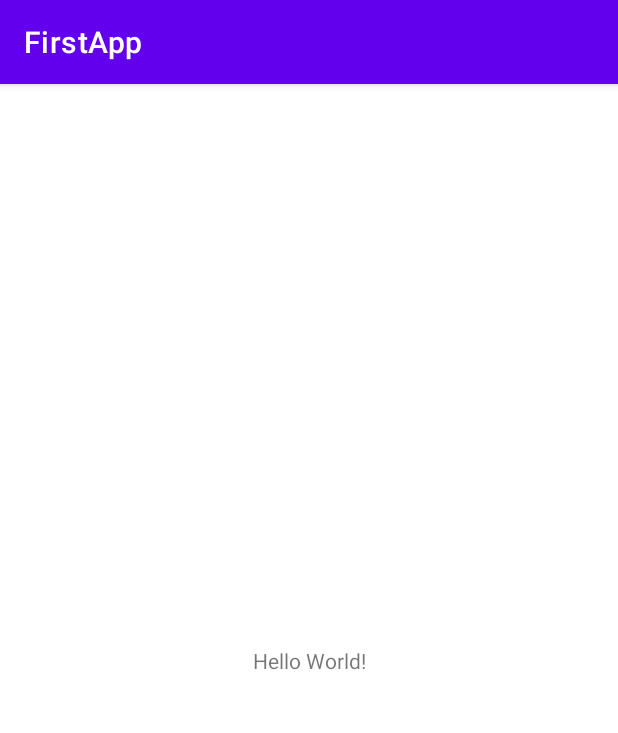
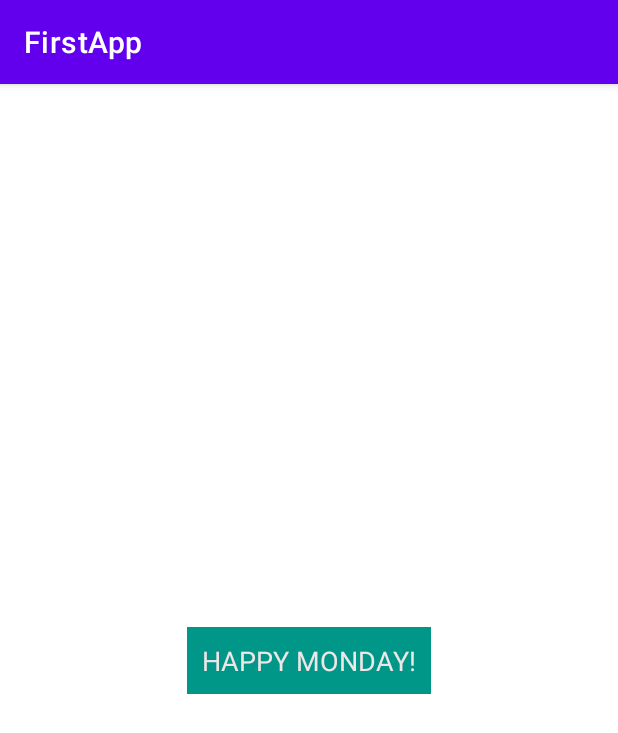
Before and after one commit to valdetad/FirstApp, an Android app: the screen it shows after launch (MainActivity), on a phone screen of 412 x 824 dp. Shown: the top 733 px of the screen. Run offline under Robolectric (Android 15) with nearby library versions, the phone set to English and light mode, and no system bars.

Commit message:
4 Commit

```diff
--- a/app/src/main/res/layout/activity_main.xml
+++ b/app/src/main/res/layout/activity_main.xml
@@ -7,9 +7,14 @@
     tools:context=".MainActivity">
 
     <TextView
+        android:id="@+id/textView"
         android:layout_width="wrap_content"
         android:layout_height="wrap_content"
-        android:text="Hello World!"
+        android:background="#009688"
+        android:padding="10dp"
+        android:text="HAPPY MONDAY!"
+        android:textAppearance="@style/TextAppearance.AppCompat.Medium"
+        android:textColor="#EDE7E7"
         app:layout_constraintBottom_toBottomOf="parent"
         app:layout_constraintEnd_toEndOf="parent"
         app:layout_constraintStart_toStartOf="parent"
```
